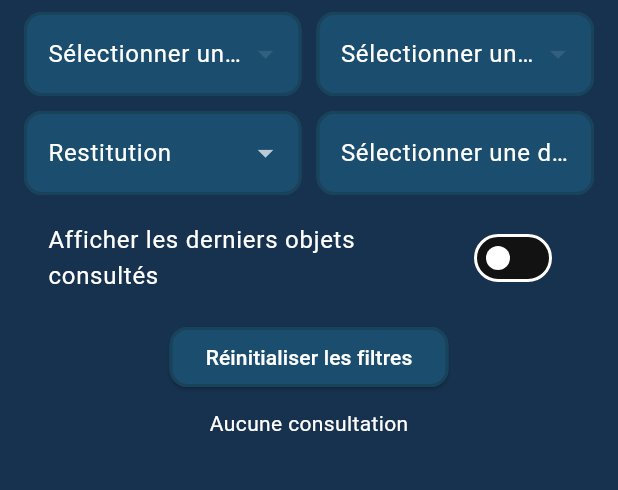
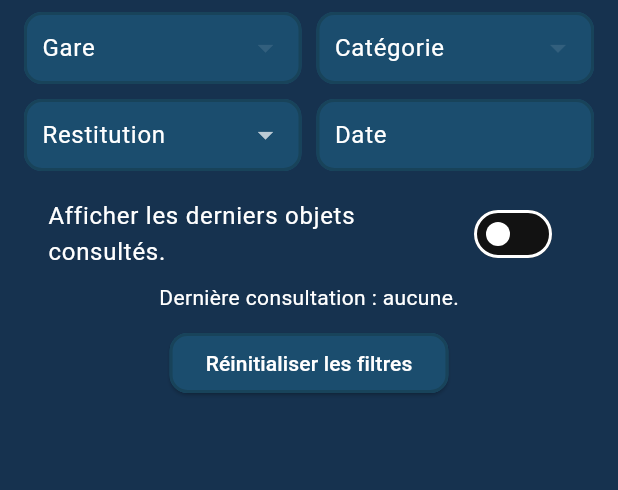
Before and after one commit to Nicolas-wrobel/TP2-DevMobile, a Flutter app: the screen it shows after launch, on a phone screen of 412 x 824 dp, the part 84-574 px from its top. Run offline on Flutter 3.47's test engine with Material 3 defaults, Android fonts, the phone set to English and light mode, and no system bars; our stand-ins replace shared_preferences; network calls fail.

```diff
--- a/lib/screens/home_screen.dart
+++ b/lib/screens/home_screen.dart
@@ -1,5 +1,6 @@
 import 'package:flutter/material.dart';
 import 'package:LostObject/screens/object_detail_screen.dart';
+import 'package:intl/intl.dart'; // Import du package intl
 import '../models/found_object.dart';
 import '../services/api_service.dart';
 import '../services/local_storage_service.dart';
@@ -11,7 +12,7 @@ class HomeScreen extends StatefulWidget {
   _HomeScreenState createState() => _HomeScreenState();
 }
 
-class _HomeScreenState extends State<HomeScreen> {
+class _HomeScreenState extends State<HomeScreen> with WidgetsBindingObserver {
   final ApiService apiService = ApiService();
   final LocalStorageService localStorageService = LocalStorageService();
   List<FoundObject> foundObjects = [];
@@ -21,6 +22,8 @@ class _HomeScreenState extends State<HomeScreen> {
   String? selectedCategory;
   String? restitutionFilter;
   DateTime? selectedDate;
+  bool isDateSearchActive = false;
+  DateTime? searchDate;
   List<String> categories = [];
   List<String> gares = [];
   bool showConsulted = false;
@@ -32,12 +35,17 @@ class _HomeScreenState extends State<HomeScreen> {
   @override
   void initState() {
     super.initState();
+    WidgetsBinding.instance.addObserver(this);
     _scrollController = ScrollController();
     _scrollController.addListener(() {
       if (_scrollController.position.pixels ==
               _scrollController.position.maxScrollExtent &&
           !isLoadingMore) {
-        _loadMoreObjects();
+        if (isDateSearchActive && searchDate != null) {
+          _loadMoreObjectsByDate(searchDate!);
+        } else {
+          _loadMoreObjects();
+        }
       }
     });
 
@@ -47,9 +55,17 @@ class _HomeScreenState extends State<HomeScreen> {
 
   @override
   void dispose() {
-    localStorageService.saveLastConsultationDate();
+    WidgetsBinding.instance.removeObserver(this);
     _scrollController.dispose();
     super.dispose();
+  }
+
+  @override
+  void didChangeAppLifecycleState(AppLifecycleState state) {
+    if (state == AppLifecycleState.paused ||
+        state == AppLifecycleState.inactive) {
+      localStorageService.saveLastConsultationDate();
+    }
   }
 
   Future<void> _loadObjects() async {
@@ -59,7 +75,6 @@ class _HomeScreenState extends State<HomeScreen> {
       });
 
       List<FoundObject> initialObjects = await apiService.fetchFoundObjects();
-
       setState(() {
         foundObjects = initialObjects;
         isLoading = false;
@@ -75,7 +90,7 @@ class _HomeScreenState extends State<HomeScreen> {
     }
   }
 
-  void _loadMoreObjects() async {
+  Future<void> _loadMoreObjects() async {
     if (!isLoadingMore) {
       setState(() {
         isLoadingMore = true;
@@ -102,10 +117,61 @@ class _HomeScreenState extends State<HomeScreen> {
     }
   }
 
+  Future<void> _searchObjectsByDate(DateTime date) async {
+    try {
+      setState(() {
+        isLoading = true;
+        isDateSearchActive = true;
+      });
+
+      List<FoundObject> objectsByDate =
+          await apiService.fetchObjectsByDate(date);
+
+      setState(() {
+        foundObjects = objectsByDate;
+        searchDate = date;
+        isLoading = false;
+      });
+    } catch (e) {
+      print('Erreur lors de la recherche des objets par date: $e');
+      setState(() {
+        isLoading = false;
+      });
+    }
+  }
+
+  Future<void> _loadMoreObjectsByDate(DateTime date) async {
+    if (!isLoadingMore) {
+      setState(() {
+        isLoadingMore = true;
+      });
+
+      try {
+        final previousScrollHeight = _scrollController.position.maxScrollExtent;
+        List<FoundObject> newObjects =
+            await apiService.fetchMoreObjectsByDate(date);
+
+        setState(() {
+          foundObjects.addAll(newObjects);
+          isLoadingMore = false;
+        });
+
+        WidgetsBinding.instance.addPostFrameCallback((_) {
+          _scrollController.jumpTo(previousScrollHeight);
+        });
+      } catch (e) {
+        print(
+            'Erreur lors du chargement de plus d\'objets pour la date sélectionnée: $e');
+        setState(() {
+          isLoadingMore = false;
+        });
+      }
+    }
+  }
+
   void _loadLastConsultation() async {
     try {
       DateTime? lastDate = await localStorageService.getLastConsultationDate();
-      print('Dernière consultation chargée : $lastDate');
       setState(() {
         lastConsultationDate = lastDate;
       });
@@ -144,8 +210,10 @@ class _HomeScreenState extends State<HomeScreen> {
 
     if (picked != null && picked != selectedDate) {
       setState(() {
-        selectedDate = picked;
+        searchDate = picked;
+        isDateSearchActive = true;
       });
+      await _searchObjectsByDate(picked);
     }
   }
 
@@ -155,25 +223,27 @@ class _HomeScreenState extends State<HomeScreen> {
           selectedStation == null || object.station == selectedStation;
       final matchesCategory =
           selectedCategory == null || object.category == selectedCategory;
-      final matchesDate =
-          selectedDate == null || object.date.isAfter(selectedDate!);
+      final matchesDate = searchDate == null ||
+          object.date
+              .toLocal()
+              .toIso8601String()
+              .startsWith(DateFormat('yyyy-MM-dd').format(searchDate!));
       final matchesRestitution = restitutionFilter == null ||
           restitutionFilter == 'all' ||
           (restitutionFilter == 'not_returned' &&
               object.restitutionDate == null) ||
           (restitutionFilter == 'returned' && object.restitutionDate != null);
 
-      final isAfterLastConsultation = lastConsultationDate == null ||
-          showConsulted ||
-          object.date.isAfter(lastConsultationDate!);
-
       return matchesStation &&
           matchesCategory &&
           matchesDate &&
-          matchesRestitution &&
-          isAfterLastConsultation;
-    }).toList()
-      ..sort((a, b) => b.date.compareTo(a.date));
+          matchesRestitution;
+    }).toList();
+  }
+
+  String formatLastConsultation(DateTime date) {
+    final DateFormat formatter = DateFormat('dd/MM/yyyy HH:mm');
+    return formatter.format(date);
   }
 
   @override
@@ -190,7 +260,8 @@ class _HomeScreenState extends State<HomeScreen> {
       );
     }
 
-    final filteredObjects = filterObjects(foundObjects);
+    final filteredObjects =
+        isDateSearchActive ? foundObjects : filterObjects(foundObjects);
 
     return Scaffold(
       appBar: AppBar(
@@ -208,8 +279,10 @@ class _HomeScreenState extends State<HomeScreen> {
                   child: DropdownButtonFormField<String>(
                     isExpanded: true,
                     decoration: const InputDecoration(
-                      labelText: 'Sélectionner une gare',
+                      labelText: 'Gare',
                       border: OutlineInputBorder(),
+                      contentPadding:
+                          EdgeInsets.symmetric(vertical: 8, horizontal: 8),
                     ),
                     value: selectedStation,
                     onChanged: (newValue) {
@@ -233,8 +306,10 @@ class _HomeScreenState extends State<HomeScreen> {
                   child: DropdownButtonFormField<String>(
                     isExpanded: true,
                     decoration: const InputDecoration(
-                      labelText: 'Sélectionner une catégorie',
+                      labelText: 'Catégorie',
                       border: OutlineInputBorder(),
+                      contentPadding:
+                          EdgeInsets.symmetric(vertical: 8, horizontal: 8),
                     ),
                     value: selectedCategory,
                     onChanged: (newValue) {
@@ -265,6 +340,8 @@ class _HomeScreenState extends State<HomeScreen> {
                     decoration: const InputDecoration(
                       labelText: 'Restitution',
                       border: OutlineInputBorder(),
+                      contentPadding:
+                          EdgeInsets.symmetric(vertical: 8, horizontal: 8),
                     ),
                     value: restitutionFilter,
                     onChanged: (newValue) {
@@ -286,16 +363,15 @@ class _HomeScreenState extends State<HomeScreen> {
                   child: TextFormField(
                     readOnly: true,
                     decoration: const InputDecoration(
-                      labelText: 'Sélectionner une date',
+                      labelText: 'Date',
                       border: OutlineInputBorder(),
+                      contentPadding:
+                          EdgeInsets.symmetric(vertical: 8, horizontal: 8),
                     ),
                     onTap: () => _selectDate(context),
                     controller: TextEditingController(
-                      text: selectedDate != null
-                          ? selectedDate!
-                              .toLocal()
-                              .toIso8601String()
-                              .substring(0, 10)
+                      text: searchDate != null
+                          ? DateFormat('dd/MM/yyyy').format(searchDate!)
                           : '',
                     ),
                   ),
@@ -303,13 +379,14 @@ class _HomeScreenState extends State<HomeScreen> {
               ],
             ),
             const SizedBox(height: 10),
-            // Switch pour afficher les objets consultés
+            // Switch avec la dernière consultation affichée
             Row(
               mainAxisAlignment: MainAxisAlignment.spaceEvenly,
               children: [
                 Expanded(
                   child: SwitchListTile(
-                    title: const Text('Afficher les derniers objets consultés'),
+                    title:
+                        const Text('Afficher les derniers objets consultés.'),
                     value: showConsulted,
                     onChanged: (value) {
                       setState(() {
@@ -320,6 +397,9 @@ class _HomeScreenState extends State<HomeScreen> {
                 ),
               ],
             ),
+            Text(lastConsultationDate != null
+                ? 'Dernière consultation : ${formatLastConsultation(lastConsultationDate!)}'
+                : 'Dernière consultation : aucune.'),
             const SizedBox(height: 10),
             // Bouton de réinitialisation des filtres
             Row(
@@ -332,17 +412,16 @@ class _HomeScreenState extends State<HomeScreen> {
                       selectedCategory = null;
                       restitutionFilter = null;
                       selectedDate = null;
+                      searchDate = null;
                       showConsulted = false;
+                      isDateSearchActive = false;
+                      _loadObjects();
                     });
                   },
                   child: const Text('Réinitialiser les filtres'),
                 ),
               ],
             ),
-            const SizedBox(height: 10),
-            Text(lastConsultationDate != null
-                ? 'Dernière consultation : ${lastConsultationDate!.toLocal().toIso8601String().substring(0, 10)}'
-                : 'Aucune consultation'),
             const SizedBox(height: 10),
             // Liste des objets trouvés filtrés
             Expanded(
@@ -364,7 +443,7 @@ class _HomeScreenState extends State<HomeScreen> {
                       borderRadius: BorderRadius.circular(12),
                     ),
                     child: ListTile(
-                      title: Text(filteredObjects[index].category),
+                      title: Text(filteredObjects[index].description),
                       subtitle: Column(
                         crossAxisAlignment: CrossAxisAlignment.start,
                         children: [
--- a/lib/services/api_service.dart
+++ b/lib/services/api_service.dart
@@ -1,5 +1,6 @@
 import 'dart:convert';
 import 'package:http/http.dart' as http;
+import 'package:intl/intl.dart';
 import '../models/found_object.dart';
 
 class ApiService {
@@ -32,4 +33,42 @@ class ApiService {
       throw Exception('Failed to load more found objects');
     }
   }
+
+  Future<List<FoundObject>> fetchObjectsByDate(DateTime date) async {
+    final String formattedDate = DateFormat('yyyy-MM-dd').format(date);
+
+    final response = await http.get(Uri.parse(
+        'https://data.sncf.com/api/records/1.0/search/?dataset=objets-trouves-restitution'
+        '&rows=$itemsPerPage'
+        '&start=${currentPage * itemsPerPage}'
+        '&sort=date'
+        '&refine.date=$formattedDate'));
+
+    if (response.statusCode == 200) {
+      final List<dynamic> data = jsonDecode(response.body)['records'];
+      return data.map((item) => FoundObject.fromJson(item['fields'])).toList();
+    } else {
+      throw Exception('Failed to load objects for the selected date');
+    }
+  }
+
+  // Nouvelle méthode pour le scroll infini lors de la recherche par date
+  Future<List<FoundObject>> fetchMoreObjectsByDate(DateTime date) async {
+    currentPage++; // On continue de paginer les résultats
+    final String formattedDate = DateFormat('yyyy-MM-dd').format(date);
+
+    final response = await http.get(Uri.parse(
+        'https://data.sncf.com/api/records/1.0/search/?dataset=objets-trouves-restitution'
+        '&rows=$itemsPerPage'
+        '&start=${currentPage * itemsPerPage}'
+        '&sort=date'
+        '&refine.date=$formattedDate'));
+
+    if (response.statusCode == 200) {
+      final List<dynamic> data = jsonDecode(response.body)['records'];
+      return data.map((item) => FoundObject.fromJson(item['fields'])).toList();
+    } else {
+      throw Exception('Failed to load more objects for the selected date');
+    }
+  }
 }
--- a/pubspec.yaml
+++ b/pubspec.yaml
@@ -37,6 +37,7 @@ dependencies:
   cupertino_icons: ^1.0.6
   http: ^1.2.2
   shared_preferences: ^2.3.2
+  intl: ^0.19.0
 
 dev_dependencies:
   flutter_test:
```
Also changed, not shown: pubspec.lock, 2 other files.
